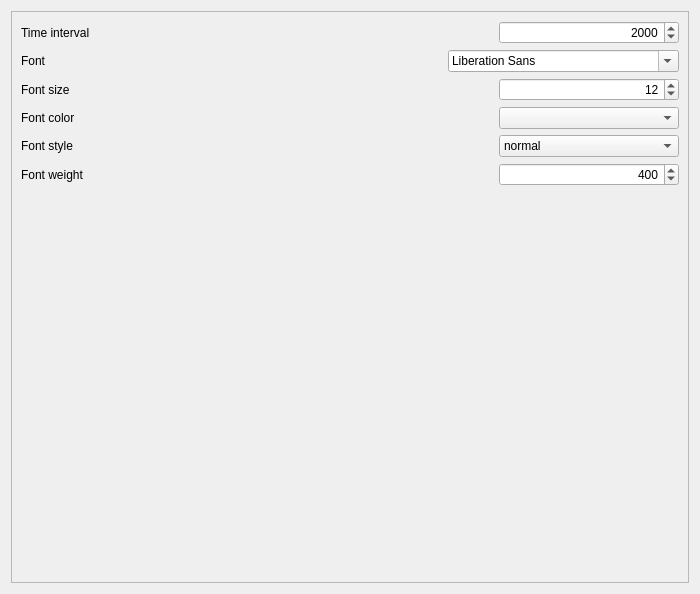
Qt form sources/awesome-widget/appearance.ui (arcan1s/awesome-widgets) before a commit.
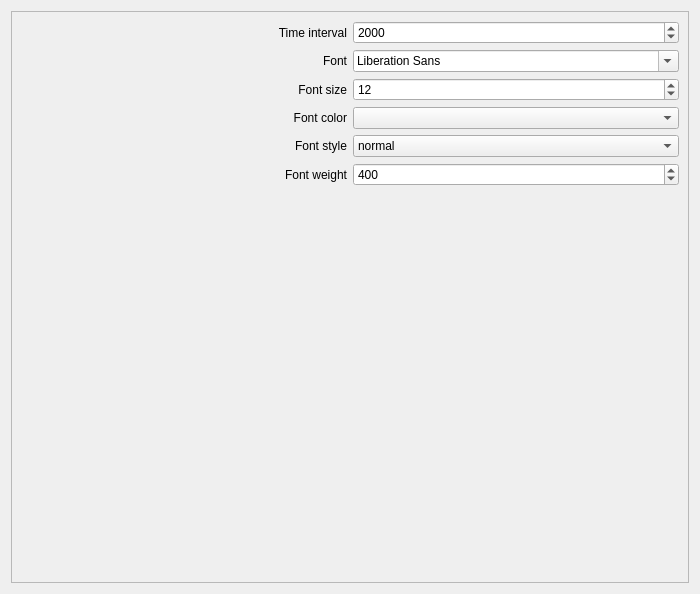
The same form after that commit. Custom widgets are drawn as their Qt base class.

Commit message: rewrite all ui interfaces t oKDE standards

The edit to the form file:
```diff
--- a/sources/awesome-widget/appearance.ui
+++ b/sources/awesome-widget/appearance.ui
@@ -51,41 +51,16 @@
         <layout class="QHBoxLayout" name="layout_interval">
          <item>
           <widget class="QLabel" name="label_interval">
-           <property name="minimumSize">
-            <size>
-             <width>200</width>
-             <height>0</height>
-            </size>
-           </property>
            <property name="text">
             <string>Time interval</string>
            </property>
+           <property name="alignment">
+            <set>Qt::AlignRight|Qt::AlignTrailing|Qt::AlignVCenter</set>
+           </property>
           </widget>
          </item>
-         <item>
-          <spacer name="spacer_interval">
-           <property name="orientation">
-            <enum>Qt::Horizontal</enum>
-           </property>
-           <property name="sizeHint" stdset="0">
-            <size>
-             <width>40</width>
-             <height>20</height>
-            </size>
-           </property>
-          </spacer>
-         </item>
          <item>
           <widget class="QSpinBox" name="spinBox_interval">
-           <property name="minimumSize">
-            <size>
-             <width>180</width>
-             <height>0</height>
-            </size>
-           </property>
-           <property name="alignment">
-            <set>Qt::AlignRight|Qt::AlignTrailing|Qt::AlignVCenter</set>
-           </property>
            <property name="minimum">
             <number>1</number>
            </property>
@@ -106,30 +81,14 @@
         <layout class="QHBoxLayout" name="layout_font">
          <item>
           <widget class="QLabel" name="label_font">
-           <property name="minimumSize">
-            <size>
-             <width>200</width>
-             <height>0</height>
-            </size>
-           </property>
            <property name="text">
             <string>Font</string>
            </property>
+           <property name="alignment">
+            <set>Qt::AlignRight|Qt::AlignTrailing|Qt::AlignVCenter</set>
+           </property>
           </widget>
          </item>
-         <item>
-          <spacer name="spacer_font">
-           <property name="orientation">
-            <enum>Qt::Horizontal</enum>
-           </property>
-           <property name="sizeHint" stdset="0">
-            <size>
-             <width>40</width>
-             <height>20</height>
-            </size>
-           </property>
-          </spacer>
-         </item>
          <item>
           <widget class="QFontComboBox" name="fontComboBox">
            <property name="minimumSize">
@@ -146,41 +105,16 @@
         <layout class="QHBoxLayout" name="layout_size">
          <item>
           <widget class="QLabel" name="label_size">
-           <property name="minimumSize">
-            <size>
-             <width>200</width>
-             <height>0</height>
-            </size>
-           </property>
            <property name="text">
             <string>Font size</string>
            </property>
+           <property name="alignment">
+            <set>Qt::AlignRight|Qt::AlignTrailing|Qt::AlignVCenter</set>
+           </property>
           </widget>
          </item>
-         <item>
-          <spacer name="spacer_size">
-           <property name="orientation">
-            <enum>Qt::Horizontal</enum>
-           </property>
-           <property name="sizeHint" stdset="0">
-            <size>
-             <width>40</width>
-             <height>20</height>
-            </size>
-           </property>
-          </spacer>
-         </item>
          <item>
           <widget class="QSpinBox" name="spinBox_size">
-           <property name="minimumSize">
-            <size>
-             <width>180</width>
-             <height>0</height>
-            </size>
-           </property>
-           <property name="alignment">
-            <set>Qt::AlignRight|Qt::AlignTrailing|Qt::AlignVCenter</set>
-           </property>
            <property name="minimum">
             <number>1</number>
            </property>
@@ -201,39 +135,16 @@
         <layout class="QHBoxLayout" name="layout_color">
          <item>
           <widget class="QLabel" name="label_color">
-           <property name="minimumSize">
-            <size>
-             <width>200</width>
-             <height>0</height>
-            </size>
-           </property>
            <property name="text">
             <string>Font color</string>
            </property>
+           <property name="alignment">
+            <set>Qt::AlignRight|Qt::AlignTrailing|Qt::AlignVCenter</set>
+           </property>
           </widget>
          </item>
          <item>
-          <spacer name="spacer_color">
-           <property name="orientation">
-            <enum>Qt::Horizontal</enum>
-           </property>
-           <property name="sizeHint" stdset="0">
-            <size>
-             <width>40</width>
-             <height>20</height>
-            </size>
-           </property>
-          </spacer>
-         </item>
-         <item>
-          <widget class="KColorCombo" name="kcolorcombo">
-           <property name="minimumSize">
-            <size>
-             <width>180</width>
-             <height>0</height>
-            </size>
-           </property>
-          </widget>
+          <widget class="KColorCombo" name="kcolorcombo"/>
          </item>
         </layout>
        </item>
@@ -241,38 +152,16 @@
         <layout class="QHBoxLayout" name="layout_style">
          <item>
           <widget class="QLabel" name="label_style">
-           <property name="minimumSize">
-            <size>
-             <width>200</width>
-             <height>0</height>
-            </size>
-           </property>
            <property name="text">
             <string>Font style</string>
            </property>
+           <property name="alignment">
+            <set>Qt::AlignRight|Qt::AlignTrailing|Qt::AlignVCenter</set>
+           </property>
           </widget>
          </item>
-         <item>
-          <spacer name="spacer_style">
-           <property name="orientation">
-            <enum>Qt::Horizontal</enum>
-           </property>
-           <property name="sizeHint" stdset="0">
-            <size>
-             <width>40</width>
-             <height>20</height>
-            </size>
-           </property>
-          </spacer>
-         </item>
          <item>
           <widget class="QComboBox" name="comboBox_style">
-           <property name="minimumSize">
-            <size>
-             <width>180</width>
-             <height>0</height>
-            </size>
-           </property>
            <item>
             <property name="text">
              <string notr="true">normal</string>
@@ -291,41 +180,16 @@
         <layout class="QHBoxLayout" name="layout_weight">
          <item>
           <widget class="QLabel" name="label_weight">
-           <property name="minimumSize">
-            <size>
-             <width>200</width>
-             <height>0</height>
-            </size>
-           </property>
            <property name="text">
             <string>Font weight</string>
            </property>
+           <property name="alignment">
+            <set>Qt::AlignRight|Qt::AlignTrailing|Qt::AlignVCenter</set>
+           </property>
           </widget>
          </item>
-         <item>
-          <spacer name="spacer_weight">
-           <property name="orientation">
-            <enum>Qt::Horizontal</enum>
-           </property>
-           <property name="sizeHint" stdset="0">
-            <size>
-             <width>40</width>
-             <height>19</height>
-            </size>
-           </property>
-          </spacer>
-         </item>
          <item>
           <widget class="QSpinBox" name="spinBox_weight">
-           <property name="minimumSize">
-            <size>
-             <width>180</width>
-             <height>0</height>
-            </size>
-           </property>
-           <property name="alignment">
-            <set>Qt::AlignRight|Qt::AlignTrailing|Qt::AlignVCenter</set>
-           </property>
            <property name="minimum">
             <number>100</number>
            </property>
```
The commit also changes 7 other files.
